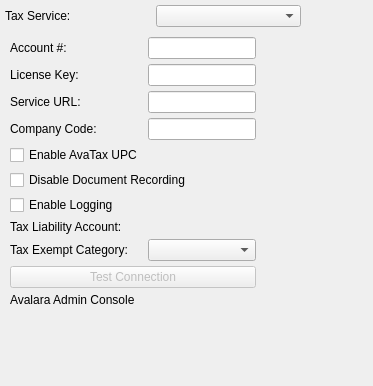
Before: the Qt Designer form guiclient/configureTax.ui in interhawk/qt-client, drawn with Qt 5.
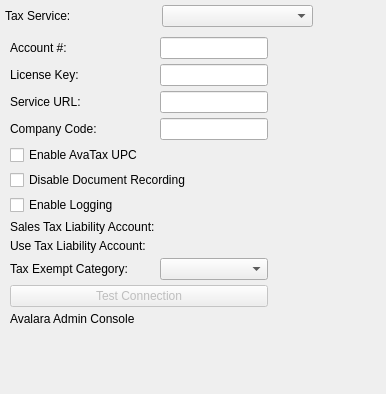
After: the same form once the commit is applied. The open tabs and pages were chosen to show the change. Custom widgets are drawn as their Qt base class.

The edit to the form file:
```diff
--- a/guiclient/configureTax.ui
+++ b/guiclient/configureTax.ui
@@ -13,8 +13,8 @@
    <rect>
     <x>0</x>
     <y>0</y>
-    <width>373</width>
-    <height>386</height>
+    <width>386</width>
+    <height>394</height>
    </rect>
   </property>
   <property name="windowTitle">
@@ -115,7 +115,7 @@
          </property>
         </widget>
        </item>
-       <item row="10" column="1" colspan="2">
+       <item row="11" column="1" colspan="2">
         <widget class="QPushButton" name="_test">
          <property name="enabled">
           <bool>false</bool>
@@ -125,17 +125,24 @@
          </property>
         </widget>
        </item>
-       <item row="7" column="1">
-        <widget class="XLabel" name="_glAccountLit">
-         <property name="text">
-          <string>Tax Liability Account:</string>
-         </property>
-        </widget>
-       </item>
        <item row="7" column="2">
         <widget class="GLCluster" name="_glAccount"/>
        </item>
-       <item row="11" column="1">
+       <item row="7" column="1">
+        <widget class="XLabel" name="_salesAccountLit">
+         <property name="text">
+          <string>Sales Tax Liability Account:</string>
+         </property>
+        </widget>
+       </item>
+       <item row="4" column="1">
+        <widget class="XCheckBox" name="_upc">
+         <property name="text">
+          <string>Enable AvaTax UPC</string>
+         </property>
+        </widget>
+       </item>
+       <item row="12" column="1">
         <widget class="XURLLabel" name="_console">
          <property name="text">
           <string>Avalara Admin Console</string>
@@ -145,13 +152,16 @@
          </property>
         </widget>
        </item>
-       <item row="4" column="1">
-        <widget class="XCheckBox" name="_upc">
+       <item row="9" column="1">
+        <widget class="QLabel" name="_taxExemptLit">
          <property name="text">
-          <string>Enable AvaTax UPC</string>
+          <string>Tax Exempt Category:</string>
          </property>
         </widget>
        </item>
+       <item row="9" column="2">
+        <widget class="XComboBox" name="_taxExempt"/>
+       </item>
        <item row="1" column="3">
         <spacer name="horizontalSpacer">
          <property name="orientation">
@@ -165,7 +175,7 @@
          </property>
         </spacer>
        </item>
-       <item row="12" column="1">
+       <item row="13" column="1">
         <spacer name="verticalSpacer">
          <property name="orientation">
           <enum>Qt::Vertical</enum>
@@ -179,14 +189,14 @@
         </spacer>
        </item>
        <item row="8" column="1">
-        <widget class="QLabel" name="_taxExemptLit">
+        <widget class="XLabel" name="_useAccountLit">
          <property name="text">
-          <string>Tax Exempt Category:</string>
+          <string>Use Tax Liability Account:</string>
          </property>
         </widget>
        </item>
        <item row="8" column="2">
-        <widget class="XComboBox" name="_taxExempt"/>
+        <widget class="GLCluster" name="_useAccount"/>
        </item>
       </layout>
      </widget>
```
Left out of the diff: 14 changed lines with no effect on the pictures.
